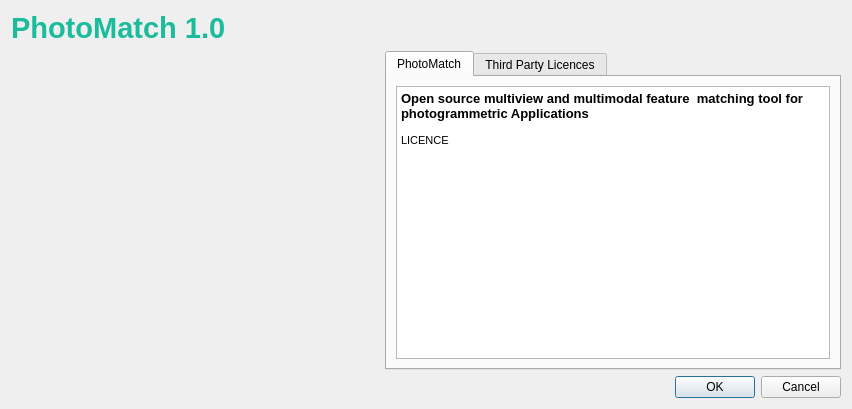
Above: src/fme/ui/AboutDialog.ui from TIDOP-USAL/photomatch before the change. Below: the same form after it.
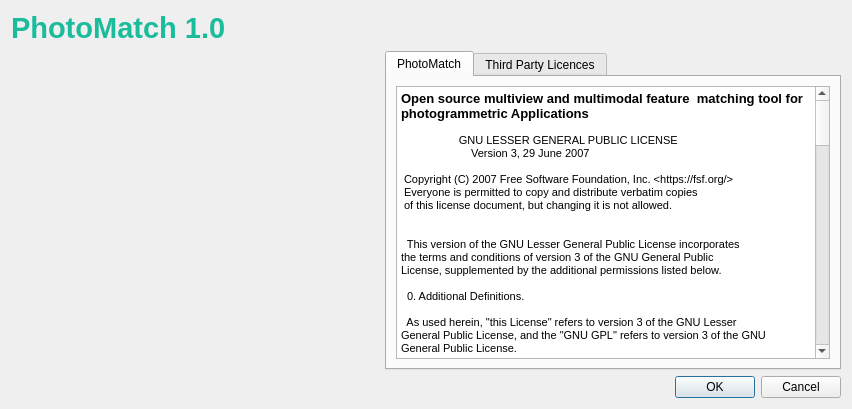
That is the form after the change. Icons and pictures are not drawn.

Commit message: Ground truth tool

```diff
--- a/src/fme/ui/AboutDialog.ui
+++ b/src/fme/ui/AboutDialog.ui
@@ -92,11 +92,176 @@
 &lt;html&gt;&lt;head&gt;&lt;meta name=&quot;qrichtext&quot; content=&quot;1&quot; /&gt;&lt;style type=&quot;text/css&quot;&gt;
 p, li { white-space: pre-wrap; }
 &lt;/style&gt;&lt;/head&gt;&lt;body style=&quot; font-family:'MS Shell Dlg 2'; font-size:8.25pt; font-weight:400; font-style:normal;&quot;&gt;
-&lt;p style=&quot; margin-top:0px; margin-bottom:0px; margin-left:0px; margin-right:0px; -qt-block-indent:0; text-indent:0px;&quot;&gt;&lt;span style=&quot; font-family:'MS Shell Dlg 2'; font-size:10pt; font-weight:600; color:#000000;&quot;&gt;Open source multiview and multimodal feature  matching tool for photogrammetric Applications&lt;/span&gt;&lt;/p&gt;
-&lt;p style=&quot;-qt-paragraph-type:empty; margin-top:0px; margin-bottom:0px; margin-left:0px; margin-right:0px; -qt-block-indent:0; text-indent:0px; font-family:'MS Shell Dlg 2';&quot;&gt;&lt;br /&gt;&lt;/p&gt;
-&lt;p style=&quot; margin-top:0px; margin-bottom:0px; margin-left:0px; margin-right:0px; -qt-block-indent:0; text-indent:0px;&quot;&gt;&lt;span style=&quot; font-family:'MS Shell Dlg 2';&quot;&gt;LICENCE&lt;/span&gt;&lt;/p&gt;
-&lt;p style=&quot;-qt-paragraph-type:empty; margin-top:0px; margin-bottom:0px; margin-left:0px; margin-right:0px; -qt-block-indent:0; text-indent:0px; font-family:'MS Shell Dlg 2';&quot;&gt;&lt;br /&gt;&lt;/p&gt;
-&lt;p style=&quot;-qt-paragraph-type:empty; margin-top:0px; margin-bottom:0px; margin-left:0px; margin-right:0px; -qt-block-indent:0; text-indent:0px; font-family:'MS Shell Dlg 2';&quot;&gt;&lt;br /&gt;&lt;/p&gt;&lt;/body&gt;&lt;/html&gt;</string>
+&lt;p style=&quot; margin-top:0px; margin-bottom:0px; margin-left:0px; margin-right:0px; -qt-block-indent:0; text-indent:0px;&quot;&gt;&lt;span style=&quot; font-size:10pt; font-weight:600; color:#000000;&quot;&gt;Open source multiview and multimodal feature  matching tool for photogrammetric Applications&lt;/span&gt;&lt;/p&gt;
+&lt;p style=&quot;-qt-paragraph-type:empty; margin-top:0px; margin-bottom:0px; margin-left:0px; margin-right:0px; -qt-block-indent:0; text-indent:0px;&quot;&gt;&lt;br /&gt;&lt;/p&gt;
+&lt;p style=&quot; margin-top:0px; margin-bottom:0px; margin-left:0px; margin-right:0px; -qt-block-indent:0; text-indent:0px;&quot;&gt;                   GNU LESSER GENERAL PUBLIC LICENSE&lt;/p&gt;
+&lt;p style=&quot; margin-top:0px; margin-bottom:0px; margin-left:0px; margin-right:0px; -qt-block-indent:0; text-indent:0px;&quot;&gt;                       Version 3, 29 June 2007&lt;/p&gt;
+&lt;p style=&quot;-qt-paragraph-type:empty; margin-top:0px; margin-bottom:0px; margin-left:0px; margin-right:0px; -qt-block-indent:0; text-indent:0px;&quot;&gt;&lt;br /&gt;&lt;/p&gt;
+&lt;p style=&quot; margin-top:0px; margin-bottom:0px; margin-left:0px; margin-right:0px; -qt-block-indent:0; text-indent:0px;&quot;&gt; Copyright (C) 2007 Free Software Foundation, Inc. &amp;lt;https://fsf.org/&amp;gt;&lt;/p&gt;
+&lt;p style=&quot; margin-top:0px; margin-bottom:0px; margin-left:0px; margin-right:0px; -qt-block-indent:0; text-indent:0px;&quot;&gt; Everyone is permitted to copy and distribute verbatim copies&lt;/p&gt;
+&lt;p style=&quot; margin-top:0px; margin-bottom:0px; margin-left:0px; margin-right:0px; -qt-block-indent:0; text-indent:0px;&quot;&gt; of this license document, but changing it is not allowed.&lt;/p&gt;
+&lt;p style=&quot;-qt-paragraph-type:empty; margin-top:0px; margin-bottom:0px; margin-left:0px; margin-right:0px; -qt-block-indent:0; text-indent:0px;&quot;&gt;&lt;br /&gt;&lt;/p&gt;
+&lt;p style=&quot;-qt-paragraph-type:empty; margin-top:0px; margin-bottom:0px; margin-left:0px; margin-right:0px; -qt-block-indent:0; text-indent:0px;&quot;&gt;&lt;br /&gt;&lt;/p&gt;
+&lt;p style=&quot; margin-top:0px; margin-bottom:0px; margin-left:0px; margin-right:0px; -qt-block-indent:0; text-indent:0px;&quot;&gt;  This version of the GNU Lesser General Public License incorporates&lt;/p&gt;
+&lt;p style=&quot; margin-top:0px; margin-bottom:0px; margin-left:0px; margin-right:0px; -qt-block-indent:0; text-indent:0px;&quot;&gt;the terms and conditions of version 3 of the GNU General Public&lt;/p&gt;
+&lt;p style=&quot; margin-top:0px; margin-bottom:0px; margin-left:0px; margin-right:0px; -qt-block-indent:0; text-indent:0px;&quot;&gt;License, supplemented by the additional permissions listed below.&lt;/p&gt;
+&lt;p style=&quot;-qt-paragraph-type:empty; margin-top:0px; margin-bottom:0px; margin-left:0px; margin-right:0px; -qt-block-indent:0; text-indent:0px;&quot;&gt;&lt;br /&gt;&lt;/p&gt;
+&lt;p style=&quot; margin-top:0px; margin-bottom:0px; margin-left:0px; margin-right:0px; -qt-block-indent:0; text-indent:0px;&quot;&gt;  0. Additional Definitions.&lt;/p&gt;
+&lt;p style=&quot;-qt-paragraph-type:empty; margin-top:0px; margin-bottom:0px; margin-left:0px; margin-right:0px; -qt-block-indent:0; text-indent:0px;&quot;&gt;&lt;br /&gt;&lt;/p&gt;
+&lt;p style=&quot; margin-top:0px; margin-bottom:0px; margin-left:0px; margin-right:0px; -qt-block-indent:0; text-indent:0px;&quot;&gt;  As used herein, &amp;quot;this License&amp;quot; refers to version 3 of the GNU Lesser&lt;/p&gt;
+&lt;p style=&quot; margin-top:0px; margin-bottom:0px; margin-left:0px; margin-right:0px; -qt-block-indent:0; text-indent:0px;&quot;&gt;General Public License, and the &amp;quot;GNU GPL&amp;quot; refers to version 3 of the GNU&lt;/p&gt;
+&lt;p style=&quot; margin-top:0px; margin-bottom:0px; margin-left:0px; margin-right:0px; -qt-block-indent:0; text-indent:0px;&quot;&gt;General Public License.&lt;/p&gt;
+&lt;p style=&quot;-qt-paragraph-type:empty; margin-top:0px; margin-bottom:0px; margin-left:0px; margin-right:0px; -qt-block-indent:0; text-indent:0px;&quot;&gt;&lt;br /&gt;&lt;/p&gt;
+&lt;p style=&quot; margin-top:0px; margin-bottom:0px; margin-left:0px; margin-right:0px; -qt-block-indent:0; text-indent:0px;&quot;&gt;  &amp;quot;The Library&amp;quot; refers to a covered work governed by this License,&lt;/p&gt;
+&lt;p style=&quot; margin-top:0px; margin-bottom:0px; margin-left:0px; margin-right:0px; -qt-block-indent:0; text-indent:0px;&quot;&gt;other than an Application or a Combined Work as defined below.&lt;/p&gt;
+&lt;p style=&quot;-qt-paragraph-type:empty; margin-top:0px; margin-bottom:0px; margin-left:0px; margin-right:0px; -qt-block-indent:0; text-indent:0px;&quot;&gt;&lt;br /&gt;&lt;/p&gt;
+&lt;p style=&quot; margin-top:0px; margin-bottom:0px; margin-left:0px; margin-right:0px; -qt-block-indent:0; text-indent:0px;&quot;&gt;  An &amp;quot;Application&amp;quot; is any work that makes use of an interface provided&lt;/p&gt;
+&lt;p style=&quot; margin-top:0px; margin-bottom:0px; margin-left:0px; margin-right:0px; -qt-block-indent:0; text-indent:0px;&quot;&gt;by the Library, but which is not otherwise based on the Library.&lt;/p&gt;
+&lt;p style=&quot; margin-top:0px; margin-bottom:0px; margin-left:0px; margin-right:0px; -qt-block-indent:0; text-indent:0px;&quot;&gt;Defining a subclass of a class defined by the Library is deemed a mode&lt;/p&gt;
+&lt;p style=&quot; margin-top:0px; margin-bottom:0px; margin-left:0px; margin-right:0px; -qt-block-indent:0; text-indent:0px;&quot;&gt;of using an interface provided by the Library.&lt;/p&gt;
+&lt;p style=&quot;-qt-paragraph-type:empty; margin-top:0px; margin-bottom:0px; margin-left:0px; margin-right:0px; -qt-block-indent:0; text-indent:0px;&quot;&gt;&lt;br /&gt;&lt;/p&gt;
+&lt;p style=&quot; margin-top:0px; margin-bottom:0px; margin-left:0px; margin-right:0px; -qt-block-indent:0; text-indent:0px;&quot;&gt;  A &amp;quot;Combined Work&amp;quot; is a work produced by combining or linking an&lt;/p&gt;
+&lt;p style=&quot; margin-top:0px; margin-bottom:0px; margin-left:0px; margin-right:0px; -qt-block-indent:0; text-indent:0px;&quot;&gt;Application with the Library.  The particular version of the Library&lt;/p&gt;
+&lt;p style=&quot; margin-top:0px; margin-bottom:0px; margin-left:0px; margin-right:0px; -qt-block-indent:0; text-indent:0px;&quot;&gt;with which the Combined Work was made is also called the &amp;quot;Linked&lt;/p&gt;
+&lt;p style=&quot; margin-top:0px; margin-bottom:0px; margin-left:0px; margin-right:0px; -qt-block-indent:0; text-indent:0px;&quot;&gt;Version&amp;quot;.&lt;/p&gt;
+&lt;p style=&quot;-qt-paragraph-type:empty; margin-top:0px; margin-bottom:0px; margin-left:0px; margin-right:0px; -qt-block-indent:0; text-indent:0px;&quot;&gt;&lt;br /&gt;&lt;/p&gt;
+&lt;p style=&quot; margin-top:0px; margin-bottom:0px; margin-left:0px; margin-right:0px; -qt-block-indent:0; text-indent:0px;&quot;&gt;  The &amp;quot;Minimal Corresponding Source&amp;quot; for a Combined Work means the&lt;/p&gt;
+&lt;p style=&quot; margin-top:0px; margin-bottom:0px; margin-left:0px; margin-right:0px; -qt-block-indent:0; text-indent:0px;&quot;&gt;Corresponding Source for the Combined Work, excluding any source code&lt;/p&gt;
+&lt;p style=&quot; margin-top:0px; margin-bottom:0px; margin-left:0px; margin-right:0px; -qt-block-indent:0; text-indent:0px;&quot;&gt;for portions of the Combined Work that, considered in isolation, are&lt;/p&gt;
+&lt;p style=&quot; margin-top:0px; margin-bottom:0px; margin-left:0px; margin-right:0px; -qt-block-indent:0; text-indent:0px;&quot;&gt;based on the Application, and not on the Linked Version.&lt;/p&gt;
+&lt;p style=&quot;-qt-paragraph-type:empty; margin-top:0px; margin-bottom:0px; margin-left:0px; margin-right:0px; -qt-block-indent:0; text-indent:0px;&quot;&gt;&lt;br /&gt;&lt;/p&gt;
+&lt;p style=&quot; margin-top:0px; margin-bottom:0px; margin-left:0px; margin-right:0px; -qt-block-indent:0; text-indent:0px;&quot;&gt;  The &amp;quot;Corresponding Application Code&amp;quot; for a Combined Work means the&lt;/p&gt;
+&lt;p style=&quot; margin-top:0px; margin-bottom:0px; margin-left:0px; margin-right:0px; -qt-block-indent:0; text-indent:0px;&quot;&gt;object code and/or source code for the Application, including any data&lt;/p&gt;
+&lt;p style=&quot; margin-top:0px; margin-bottom:0px; margin-left:0px; margin-right:0px; -qt-block-indent:0; text-indent:0px;&quot;&gt;and utility programs needed for reproducing the Combined Work from the&lt;/p&gt;
+&lt;p style=&quot; margin-top:0px; margin-bottom:0px; margin-left:0px; margin-right:0px; -qt-block-indent:0; text-indent:0px;&quot;&gt;Application, but excluding the System Libraries of the Combined Work.&lt;/p&gt;
+&lt;p style=&quot;-qt-paragraph-type:empty; margin-top:0px; margin-bottom:0px; margin-left:0px; margin-right:0px; -qt-block-indent:0; text-indent:0px;&quot;&gt;&lt;br /&gt;&lt;/p&gt;
+&lt;p style=&quot; margin-top:0px; margin-bottom:0px; margin-left:0px; margin-right:0px; -qt-block-indent:0; text-indent:0px;&quot;&gt;  1. Exception to Section 3 of the GNU GPL.&lt;/p&gt;
+&lt;p style=&quot;-qt-paragraph-type:empty; margin-top:0px; margin-bottom:0px; margin-left:0px; margin-right:0px; -qt-block-indent:0; text-indent:0px;&quot;&gt;&lt;br /&gt;&lt;/p&gt;
+&lt;p style=&quot; margin-top:0px; margin-bottom:0px; margin-left:0px; margin-right:0px; -qt-block-indent:0; text-indent:0px;&quot;&gt;  You may convey a covered work under sections 3 and 4 of this License&lt;/p&gt;
+&lt;p style=&quot; margin-top:0px; margin-bottom:0px; margin-left:0px; margin-right:0px; -qt-block-indent:0; text-indent:0px;&quot;&gt;without being bound by section 3 of the GNU GPL.&lt;/p&gt;
+&lt;p style=&quot;-qt-paragraph-type:empty; margin-top:0px; margin-bottom:0px; margin-left:0px; margin-right:0px; -qt-block-indent:0; text-indent:0px;&quot;&gt;&lt;br /&gt;&lt;/p&gt;
+&lt;p style=&quot; margin-top:0px; margin-bottom:0px; margin-left:0px; margin-right:0px; -qt-block-indent:0; text-indent:0px;&quot;&gt;  2. Conveying Modified Versions.&lt;/p&gt;
+&lt;p style=&quot;-qt-paragraph-type:empty; margin-top:0px; margin-bottom:0px; margin-left:0px; margin-right:0px; -qt-block-indent:0; text-indent:0px;&quot;&gt;&lt;br /&gt;&lt;/p&gt;
+&lt;p style=&quot; margin-top:0px; margin-bottom:0px; margin-left:0px; margin-right:0px; -qt-block-indent:0; text-indent:0px;&quot;&gt;  If you modify a copy of the Library, and, in your modifications, a&lt;/p&gt;
+&lt;p style=&quot; margin-top:0px; margin-bottom:0px; margin-left:0px; margin-right:0px; -qt-block-indent:0; text-indent:0px;&quot;&gt;facility refers to a function or data to be supplied by an Application&lt;/p&gt;
+&lt;p style=&quot; margin-top:0px; margin-bottom:0px; margin-left:0px; margin-right:0px; -qt-block-indent:0; text-indent:0px;&quot;&gt;that uses the facility (other than as an argument passed when the&lt;/p&gt;
+&lt;p style=&quot; margin-top:0px; margin-bottom:0px; margin-left:0px; margin-right:0px; -qt-block-indent:0; text-indent:0px;&quot;&gt;facility is invoked), then you may convey a copy of the modified&lt;/p&gt;
+&lt;p style=&quot; margin-top:0px; margin-bottom:0px; margin-left:0px; margin-right:0px; -qt-block-indent:0; text-indent:0px;&quot;&gt;version:&lt;/p&gt;
+&lt;p style=&quot;-qt-paragraph-type:empty; margin-top:0px; margin-bottom:0px; margin-left:0px; margin-right:0px; -qt-block-indent:0; text-indent:0px;&quot;&gt;&lt;br /&gt;&lt;/p&gt;
+&lt;p style=&quot; margin-top:0px; margin-bottom:0px; margin-left:0px; margin-right:0px; -qt-block-indent:0; text-indent:0px;&quot;&gt;   a) under this License, provided that you make a good faith effort to&lt;/p&gt;
+&lt;p style=&quot; margin-top:0px; margin-bottom:0px; margin-left:0px; margin-right:0px; -qt-block-indent:0; text-indent:0px;&quot;&gt;   ensure that, in the event an Application does not supply the&lt;/p&gt;
+&lt;p style=&quot; margin-top:0px; margin-bottom:0px; margin-left:0px; margin-right:0px; -qt-block-indent:0; text-indent:0px;&quot;&gt;   function or data, the facility still operates, and performs&lt;/p&gt;
+&lt;p style=&quot; margin-top:0px; margin-bottom:0px; margin-left:0px; margin-right:0px; -qt-block-indent:0; text-indent:0px;&quot;&gt;   whatever part of its purpose remains meaningful, or&lt;/p&gt;
+&lt;p style=&quot;-qt-paragraph-type:empty; margin-top:0px; margin-bottom:0px; margin-left:0px; margin-right:0px; -qt-block-indent:0; text-indent:0px;&quot;&gt;&lt;br /&gt;&lt;/p&gt;
+&lt;p style=&quot; margin-top:0px; margin-bottom:0px; margin-left:0px; margin-right:0px; -qt-block-indent:0; text-indent:0px;&quot;&gt;   b) under the GNU GPL, with none of the additional permissions of&lt;/p&gt;
+&lt;p style=&quot; margin-top:0px; margin-bottom:0px; margin-left:0px; margin-right:0px; -qt-block-indent:0; text-indent:0px;&quot;&gt;   this License applicable to that copy.&lt;/p&gt;
+&lt;p style=&quot;-qt-paragraph-type:empty; margin-top:0px; margin-bottom:0px; margin-left:0px; margin-right:0px; -qt-block-indent:0; text-indent:0px;&quot;&gt;&lt;br /&gt;&lt;/p&gt;
+&lt;p style=&quot; margin-top:0px; margin-bottom:0px; margin-left:0px; margin-right:0px; -qt-block-indent:0; text-indent:0px;&quot;&gt;  3. Object Code Incorporating Material from Library Header Files.&lt;/p&gt;
+&lt;p style=&quot;-qt-paragraph-type:empty; margin-top:0px; margin-bottom:0px; margin-left:0px; margin-right:0px; -qt-block-indent:0; text-indent:0px;&quot;&gt;&lt;br /&gt;&lt;/p&gt;
+&lt;p style=&quot; margin-top:0px; margin-bottom:0px; margin-left:0px; margin-right:0px; -qt-block-indent:0; text-indent:0px;&quot;&gt;  The object code form of an Application may incorporate material from&lt;/p&gt;
+&lt;p style=&quot; margin-top:0px; margin-bottom:0px; margin-left:0px; margin-right:0px; -qt-block-indent:0; text-indent:0px;&quot;&gt;a header file that is part of the Library.  You may convey such object&lt;/p&gt;
+&lt;p style=&quot; margin-top:0px; margin-bottom:0px; margin-left:0px; margin-right:0px; -qt-block-indent:0; text-indent:0px;&quot;&gt;code under terms of your choice, provided that, if the incorporated&lt;/p&gt;
+&lt;p style=&quot; margin-top:0px; margin-bottom:0px; margin-left:0px; margin-right:0px; -qt-block-indent:0; text-indent:0px;&quot;&gt;material is not limited to numerical parameters, data structure&lt;/p&gt;
+&lt;p style=&quot; margin-top:0px; margin-bottom:0px; margin-left:0px; margin-right:0px; -qt-block-indent:0; text-indent:0px;&quot;&gt;layouts and accessors, or small macros, inline functions and templates&lt;/p&gt;
+&lt;p style=&quot; margin-top:0px; margin-bottom:0px; margin-left:0px; margin-right:0px; -qt-block-indent:0; text-indent:0px;&quot;&gt;(ten or fewer lines in length), you do both of the following:&lt;/p&gt;
+&lt;p style=&quot;-qt-paragraph-type:empty; margin-top:0px; margin-bottom:0px; margin-left:0px; margin-right:0px; -qt-block-indent:0; text-indent:0px;&quot;&gt;&lt;br /&gt;&lt;/p&gt;
+&lt;p style=&quot; margin-top:0px; margin-bottom:0px; margin-left:0px; margin-right:0px; -qt-block-indent:0; text-indent:0px;&quot;&gt;   a) Give prominent notice with each copy of the object code that the&lt;/p&gt;
+&lt;p style=&quot; margin-top:0px; margin-bottom:0px; margin-left:0px; margin-right:0px; -qt-block-indent:0; text-indent:0px;&quot;&gt;   Library is used in it and that the Library and its use are&lt;/p&gt;
+&lt;p style=&quot; margin-top:0px; margin-bottom:0px; margin-left:0px; margin-right:0px; -qt-block-indent:0; text-indent:0px;&quot;&gt;   covered by this License.&lt;/p&gt;
+&lt;p style=&quot;-qt-paragraph-type:empty; margin-top:0px; margin-bottom:0px; margin-left:0px; margin-right:0px; -qt-block-indent:0; text-indent:0px;&quot;&gt;&lt;br /&gt;&lt;/p&gt;
+&lt;p style=&quot; margin-top:0px; margin-bottom:0px; margin-left:0px; margin-right:0px; -qt-block-indent:0; text-indent:0px;&quot;&gt;   b) Accompany the object code with a copy of the GNU GPL and this license&lt;/p&gt;
+&lt;p style=&quot; margin-top:0px; margin-bottom:0px; margin-left:0px; margin-right:0px; -qt-block-indent:0; text-indent:0px;&quot;&gt;   document.&lt;/p&gt;
+&lt;p style=&quot;-qt-paragraph-type:empty; margin-top:0px; margin-bottom:0px; margin-left:0px; margin-right:0px; -qt-block-indent:0; text-indent:0px;&quot;&gt;&lt;br /&gt;&lt;/p&gt;
+&lt;p style=&quot; margin-top:0px; margin-bottom:0px; margin-left:0px; margin-right:0px; -qt-block-indent:0; text-indent:0px;&quot;&gt;  4. Combined Works.&lt;/p&gt;
+&lt;p style=&quot;-qt-paragraph-type:empty; margin-top:0px; margin-bottom:0px; margin-left:0px; margin-right:0px; -qt-block-indent:0; text-indent:0px;&quot;&gt;&lt;br /&gt;&lt;/p&gt;
+&lt;p style=&quot; margin-top:0px; margin-bottom:0px; margin-left:0px; margin-right:0px; -qt-block-indent:0; text-indent:0px;&quot;&gt;  You may convey a Combined Work under terms of your choice that,&lt;/p&gt;
+&lt;p style=&quot; margin-top:0px; margin-bottom:0px; margin-left:0px; margin-right:0px; -qt-block-indent:0; text-indent:0px;&quot;&gt;taken together, effectively do not restrict modification of the&lt;/p&gt;
+&lt;p style=&quot; margin-top:0px; margin-bottom:0px; margin-left:0px; margin-right:0px; -qt-block-indent:0; text-indent:0px;&quot;&gt;portions of the Library contained in the Combined Work and reverse&lt;/p&gt;
+&lt;p style=&quot; margin-top:0px; margin-bottom:0px; margin-left:0px; margin-right:0px; -qt-block-indent:0; text-indent:0px;&quot;&gt;engineering for debugging such modifications, if you also do each of&lt;/p&gt;
+&lt;p style=&quot; margin-top:0px; margin-bottom:0px; margin-left:0px; margin-right:0px; -qt-block-indent:0; text-indent:0px;&quot;&gt;the following:&lt;/p&gt;
+&lt;p style=&quot;-qt-paragraph-type:empty; margin-top:0px; margin-bottom:0px; margin-left:0px; margin-right:0px; -qt-block-indent:0; text-indent:0px;&quot;&gt;&lt;br /&gt;&lt;/p&gt;
+&lt;p style=&quot; margin-top:0px; margin-bottom:0px; margin-left:0px; margin-right:0px; -qt-block-indent:0; text-indent:0px;&quot;&gt;   a) Give prominent notice with each copy of the Combined Work that&lt;/p&gt;
+&lt;p style=&quot; margin-top:0px; margin-bottom:0px; margin-left:0px; margin-right:0px; -qt-block-indent:0; text-indent:0px;&quot;&gt;   the Library is used in it and that the Library and its use are&lt;/p&gt;
+&lt;p style=&quot; margin-top:0px; margin-bottom:0px; margin-left:0px; margin-right:0px; -qt-block-indent:0; text-indent:0px;&quot;&gt;   covered by this License.&lt;/p&gt;
+&lt;p style=&quot;-qt-paragraph-type:empty; margin-top:0px; margin-bottom:0px; margin-left:0px; margin-right:0px; -qt-block-indent:0; text-indent:0px;&quot;&gt;&lt;br /&gt;&lt;/p&gt;
+&lt;p style=&quot; margin-top:0px; margin-bottom:0px; margin-left:0px; margin-right:0px; -qt-block-indent:0; text-indent:0px;&quot;&gt;   b) Accompany the Combined Work with a copy of the GNU GPL and this license&lt;/p&gt;
+&lt;p style=&quot; margin-top:0px; margin-bottom:0px; margin-left:0px; margin-right:0px; -qt-block-indent:0; text-indent:0px;&quot;&gt;   document.&lt;/p&gt;
+&lt;p style=&quot;-qt-paragraph-type:empty; margin-top:0px; margin-bottom:0px; margin-left:0px; margin-right:0px; -qt-block-indent:0; text-indent:0px;&quot;&gt;&lt;br /&gt;&lt;/p&gt;
+&lt;p style=&quot; margin-top:0px; margin-bottom:0px; margin-left:0px; margin-right:0px; -qt-block-indent:0; text-indent:0px;&quot;&gt;   c) For a Combined Work that displays copyright notices during&lt;/p&gt;
+&lt;p style=&quot; margin-top:0px; margin-bottom:0px; margin-left:0px; margin-right:0px; -qt-block-indent:0; text-indent:0px;&quot;&gt;   execution, include the copyright notice for the Library among&lt;/p&gt;
+&lt;p style=&quot; margin-top:0px; margin-bottom:0px; margin-left:0px; margin-right:0px; -qt-block-indent:0; text-indent:0px;&quot;&gt;   these notices, as well as a reference directing the user to the&lt;/p&gt;
+&lt;p style=&quot; margin-top:0px; margin-bottom:0px; margin-left:0px; margin-right:0px; -qt-block-indent:0; text-indent:0px;&quot;&gt;   copies of the GNU GPL and this license document.&lt;/p&gt;
+&lt;p style=&quot;-qt-paragraph-type:empty; margin-top:0px; margin-bottom:0px; margin-left:0px; margin-right:0px; -qt-block-indent:0; text-indent:0px;&quot;&gt;&lt;br /&gt;&lt;/p&gt;
+&lt;p style=&quot; margin-top:0px; margin-bottom:0px; margin-left:0px; margin-right:0px; -qt-block-indent:0; text-indent:0px;&quot;&gt;   d) Do one of the following:&lt;/p&gt;
+&lt;p style=&quot;-qt-paragraph-type:empty; margin-top:0px; margin-bottom:0px; margin-left:0px; margin-right:0px; -qt-block-indent:0; text-indent:0px;&quot;&gt;&lt;br /&gt;&lt;/p&gt;
+&lt;p style=&quot; margin-top:0px; margin-bottom:0px; margin-left:0px; margin-right:0px; -qt-block-indent:0; text-indent:0px;&quot;&gt;       0) Convey the Minimal Corresponding Source under the terms of this&lt;/p&gt;
+&lt;p style=&quot; margin-top:0px; margin-bottom:0px; margin-left:0px; margin-right:0px; -qt-block-indent:0; text-indent:0px;&quot;&gt;       License, and the Corresponding Application Code in a form&lt;/p&gt;
+&lt;p style=&quot; margin-top:0px; margin-bottom:0px; margin-left:0px; margin-right:0px; -qt-block-indent:0; text-indent:0px;&quot;&gt;       suitable for, and under terms that permit, the user to&lt;/p&gt;
+&lt;p style=&quot; margin-top:0px; margin-bottom:0px; margin-left:0px; margin-right:0px; -qt-block-indent:0; text-indent:0px;&quot;&gt;       recombine or relink the Application with a modified version of&lt;/p&gt;
+&lt;p style=&quot; margin-top:0px; margin-bottom:0px; margin-left:0px; margin-right:0px; -qt-block-indent:0; text-indent:0px;&quot;&gt;       the Linked Version to produce a modified Combined Work, in the&lt;/p&gt;
+&lt;p style=&quot; margin-top:0px; margin-bottom:0px; margin-left:0px; margin-right:0px; -qt-block-indent:0; text-indent:0px;&quot;&gt;       manner specified by section 6 of the GNU GPL for conveying&lt;/p&gt;
+&lt;p style=&quot; margin-top:0px; margin-bottom:0px; margin-left:0px; margin-right:0px; -qt-block-indent:0; text-indent:0px;&quot;&gt;       Corresponding Source.&lt;/p&gt;
+&lt;p style=&quot;-qt-paragraph-type:empty; margin-top:0px; margin-bottom:0px; margin-left:0px; margin-right:0px; -qt-block-indent:0; text-indent:0px;&quot;&gt;&lt;br /&gt;&lt;/p&gt;
+&lt;p style=&quot; margin-top:0px; margin-bottom:0px; margin-left:0px; margin-right:0px; -qt-block-indent:0; text-indent:0px;&quot;&gt;       1) Use a suitable shared library mechanism for linking with the&lt;/p&gt;
+&lt;p style=&quot; margin-top:0px; margin-bottom:0px; margin-left:0px; margin-right:0px; -qt-block-indent:0; text-indent:0px;&quot;&gt;       Library.  A suitable mechanism is one that (a) uses at run time&lt;/p&gt;
+&lt;p style=&quot; margin-top:0px; margin-bottom:0px; margin-left:0px; margin-right:0px; -qt-block-indent:0; text-indent:0px;&quot;&gt;       a copy of the Library already present on the user's computer&lt;/p&gt;
+&lt;p style=&quot; margin-top:0px; margin-bottom:0px; margin-left:0px; margin-right:0px; -qt-block-indent:0; text-indent:0px;&quot;&gt;       system, and (b) will operate properly with a modified version&lt;/p&gt;
+&lt;p style=&quot; margin-top:0px; margin-bottom:0px; margin-left:0px; margin-right:0px; -qt-block-indent:0; text-indent:0px;&quot;&gt;       of the Library that is interface-compatible with the Linked&lt;/p&gt;
+&lt;p style=&quot; margin-top:0px; margin-bottom:0px; margin-left:0px; margin-right:0px; -qt-block-indent:0; text-indent:0px;&quot;&gt;       Version.&lt;/p&gt;
+&lt;p style=&quot;-qt-paragraph-type:empty; margin-top:0px; margin-bottom:0px; margin-left:0px; margin-right:0px; -qt-block-indent:0; text-indent:0px;&quot;&gt;&lt;br /&gt;&lt;/p&gt;
+&lt;p style=&quot; margin-top:0px; margin-bottom:0px; margin-left:0px; margin-right:0px; -qt-block-indent:0; text-indent:0px;&quot;&gt;   e) Provide Installation Information, but only if you would otherwise&lt;/p&gt;
+&lt;p style=&quot; margin-top:0px; margin-bottom:0px; margin-left:0px; margin-right:0px; -qt-block-indent:0; text-indent:0px;&quot;&gt;   be required to provide such information under section 6 of the&lt;/p&gt;
+&lt;p style=&quot; margin-top:0px; margin-bottom:0px; margin-left:0px; margin-right:0px; -qt-block-indent:0; text-indent:0px;&quot;&gt;   GNU GPL, and only to the extent that such information is&lt;/p&gt;
+&lt;p style=&quot; margin-top:0px; margin-bottom:0px; margin-left:0px; margin-right:0px; -qt-block-indent:0; text-indent:0px;&quot;&gt;   necessary to install and execute a modified version of the&lt;/p&gt;
+&lt;p style=&quot; margin-top:0px; margin-bottom:0px; margin-left:0px; margin-right:0px; -qt-block-indent:0; text-indent:0px;&quot;&gt;   Combined Work produced by recombining or relinking the&lt;/p&gt;
+&lt;p style=&quot; margin-top:0px; margin-bottom:0px; margin-left:0px; margin-right:0px; -qt-block-indent:0; text-indent:0px;&quot;&gt;   Application with a modified version of the Linked Version. (If&lt;/p&gt;
+&lt;p style=&quot; margin-top:0px; margin-bottom:0px; margin-left:0px; margin-right:0px; -qt-block-indent:0; text-indent:0px;&quot;&gt;   you use option 4d0, the Installation Information must accompany&lt;/p&gt;
+&lt;p style=&quot; margin-top:0px; margin-bottom:0px; margin-left:0px; margin-right:0px; -qt-block-indent:0; text-indent:0px;&quot;&gt;   the Minimal Corresponding Source and Corresponding Application&lt;/p&gt;
+&lt;p style=&quot; margin-top:0px; margin-bottom:0px; margin-left:0px; margin-right:0px; -qt-block-indent:0; text-indent:0px;&quot;&gt;   Code. If you use option 4d1, you must provide the Installation&lt;/p&gt;
+&lt;p style=&quot; margin-top:0px; margin-bottom:0px; margin-left:0px; margin-right:0px; -qt-block-indent:0; text-indent:0px;&quot;&gt;   Information in the manner specified by section 6 of the GNU GPL&lt;/p&gt;
+&lt;p style=&quot; margin-top:0px; margin-bottom:0px; margin-left:0px; margin-right:0px; -qt-block-indent:0; text-indent:0px;&quot;&gt;   for conveying Corresponding Source.)&lt;/p&gt;
+&lt;p style=&quot;-qt-paragraph-type:empty; margin-top:0px; margin-bottom:0px; margin-left:0px; margin-right:0px; -qt-block-indent:0; text-indent:0px;&quot;&gt;&lt;br /&gt;&lt;/p&gt;
+&lt;p style=&quot; margin-top:0px; margin-bottom:0px; margin-left:0px; margin-right:0px; -qt-block-indent:0; text-indent:0px;&quot;&gt;  5. Combined Libraries.&lt;/p&gt;
+&lt;p style=&quot;-qt-paragraph-type:empty; margin-top:0px; margin-bottom:0px; margin-left:0px; margin-right:0px; -qt-block-indent:0; text-indent:0px;&quot;&gt;&lt;br /&gt;&lt;/p&gt;
+&lt;p style=&quot; margin-top:0px; margin-bottom:0px; margin-left:0px; margin-right:0px; -qt-block-indent:0; text-indent:0px;&quot;&gt;  You may place library facilities that are a work based on the&lt;/p&gt;
+&lt;p style=&quot; margin-top:0px; margin-bottom:0px; margin-left:0px; margin-right:0px; -qt-block-indent:0; text-indent:0px;&quot;&gt;Library side by side in a single library together with other library&lt;/p&gt;
+&lt;p style=&quot; margin-top:0px; margin-bottom:0px; margin-left:0px; margin-right:0px; -qt-block-indent:0; text-indent:0px;&quot;&gt;facilities that are not Applications and are not covered by this&lt;/p&gt;
+&lt;p style=&quot; margin-top:0px; margin-bottom:0px; margin-left:0px; margin-right:0px; -qt-block-indent:0; text-indent:0px;&quot;&gt;License, and convey such a combined library under terms of your&lt;/p&gt;
+&lt;p style=&quot; margin-top:0px; margin-bottom:0px; margin-left:0px; margin-right:0px; -qt-block-indent:0; text-indent:0px;&quot;&gt;choice, if you do both of the following:&lt;/p&gt;
+&lt;p style=&quot;-qt-paragraph-type:empty; margin-top:0px; margin-bottom:0px; margin-left:0px; margin-right:0px; -qt-block-indent:0; text-indent:0px;&quot;&gt;&lt;br /&gt;&lt;/p&gt;
+&lt;p style=&quot; margin-top:0px; margin-bottom:0px; margin-left:0px; margin-right:0px; -qt-block-indent:0; text-indent:0px;&quot;&gt;   a) Accompany the combined library with a copy of the same work based&lt;/p&gt;
+&lt;p style=&quot; margin-top:0px; margin-bottom:0px; margin-left:0px; margin-right:0px; -qt-block-indent:0; text-indent:0px;&quot;&gt;   on the Library, uncombined with any other library facilities,&lt;/p&gt;
+&lt;p style=&quot; margin-top:0px; margin-bottom:0px; margin-left:0px; margin-right:0px; -qt-block-indent:0; text-indent:0px;&quot;&gt;   conveyed under the terms of this License.&lt;/p&gt;
+&lt;p style=&quot;-qt-paragraph-type:empty; margin-top:0px; margin-bottom:0px; margin-left:0px; margin-right:0px; -qt-block-indent:0; text-indent:0px;&quot;&gt;&lt;br /&gt;&lt;/p&gt;
+&lt;p style=&quot; margin-top:0px; margin-bottom:0px; margin-left:0px; margin-right:0px; -qt-block-indent:0; text-indent:0px;&quot;&gt;   b) Give prominent notice with the combined library that part of it&lt;/p&gt;
+&lt;p style=&quot; margin-top:0px; margin-bottom:0px; margin-left:0px; margin-right:0px; -qt-block-indent:0; text-indent:0px;&quot;&gt;   is a work based on the Library, and explaining where to find the&lt;/p&gt;
+&lt;p style=&quot; margin-top:0px; margin-bottom:0px; margin-left:0px; margin-right:0px; -qt-block-indent:0; text-indent:0px;&quot;&gt;   accompanying uncombined form of the same work.&lt;/p&gt;
+&lt;p style=&quot;-qt-paragraph-type:empty; margin-top:0px; margin-bottom:0px; margin-left:0px; margin-right:0px; -qt-block-indent:0; text-indent:0px;&quot;&gt;&lt;br /&gt;&lt;/p&gt;
+&lt;p style=&quot; margin-top:0px; margin-bottom:0px; margin-left:0px; margin-right:0px; -qt-block-indent:0; text-indent:0px;&quot;&gt;  6. Revised Versions of the GNU Lesser General Public License.&lt;/p&gt;
+&lt;p style=&quot;-qt-paragraph-type:empty; margin-top:0px; margin-bottom:0px; margin-left:0px; margin-right:0px; -qt-block-indent:0; text-indent:0px;&quot;&gt;&lt;br /&gt;&lt;/p&gt;
+&lt;p style=&quot; margin-top:0px; margin-bottom:0px; margin-left:0px; margin-right:0px; -qt-block-indent:0; text-indent:0px;&quot;&gt;  The Free Software Foundation may publish revised and/or new versions&lt;/p&gt;
+&lt;p style=&quot; margin-top:0px; margin-bottom:0px; margin-left:0px; margin-right:0px; -qt-block-indent:0; text-indent:0px;&quot;&gt;of the GNU Lesser General Public License from time to time. Such new&lt;/p&gt;
+&lt;p style=&quot; margin-top:0px; margin-bottom:0px; margin-left:0px; margin-right:0px; -qt-block-indent:0; text-indent:0px;&quot;&gt;versions will be similar in spirit to the present version, but may&lt;/p&gt;
+&lt;p style=&quot; margin-top:0px; margin-bottom:0px; margin-left:0px; margin-right:0px; -qt-block-indent:0; text-indent:0px;&quot;&gt;differ in detail to address new problems or concerns.&lt;/p&gt;
+&lt;p style=&quot;-qt-paragraph-type:empty; margin-top:0px; margin-bottom:0px; margin-left:0px; margin-right:0px; -qt-block-indent:0; text-indent:0px;&quot;&gt;&lt;br /&gt;&lt;/p&gt;
+&lt;p style=&quot; margin-top:0px; margin-bottom:0px; margin-left:0px; margin-right:0px; -qt-block-indent:0; text-indent:0px;&quot;&gt;  Each version is given a distinguishing version number. If the&lt;/p&gt;
+&lt;p style=&quot; margin-top:0px; margin-bottom:0px; margin-left:0px; margin-right:0px; -qt-block-indent:0; text-indent:0px;&quot;&gt;Library as you received it specifies that a certain numbered version&lt;/p&gt;
+&lt;p style=&quot; margin-top:0px; margin-bottom:0px; margin-left:0px; margin-right:0px; -qt-block-indent:0; text-indent:0px;&quot;&gt;of the GNU Lesser General Public License &amp;quot;or any later version&amp;quot;&lt;/p&gt;
+&lt;p style=&quot; margin-top:0px; margin-bottom:0px; margin-left:0px; margin-right:0px; -qt-block-indent:0; text-indent:0px;&quot;&gt;applies to it, you have the option of following the terms and&lt;/p&gt;
+&lt;p style=&quot; margin-top:0px; margin-bottom:0px; margin-left:0px; margin-right:0px; -qt-block-indent:0; text-indent:0px;&quot;&gt;conditions either of that published version or of any later version&lt;/p&gt;
+&lt;p style=&quot; margin-top:0px; margin-bottom:0px; margin-left:0px; margin-right:0px; -qt-block-indent:0; text-indent:0px;&quot;&gt;published by the Free Software Foundation. If the Library as you&lt;/p&gt;
+&lt;p style=&quot; margin-top:0px; margin-bottom:0px; margin-left:0px; margin-right:0px; -qt-block-indent:0; text-indent:0px;&quot;&gt;received it does not specify a version number of the GNU Lesser&lt;/p&gt;
+&lt;p style=&quot; margin-top:0px; margin-bottom:0px; margin-left:0px; margin-right:0px; -qt-block-indent:0; text-indent:0px;&quot;&gt;General Public License, you may choose any version of the GNU Lesser&lt;/p&gt;
+&lt;p style=&quot; margin-top:0px; margin-bottom:0px; margin-left:0px; margin-right:0px; -qt-block-indent:0; text-indent:0px;&quot;&gt;General Public License ever published by the Free Software Foundation.&lt;/p&gt;
+&lt;p style=&quot;-qt-paragraph-type:empty; margin-top:0px; margin-bottom:0px; margin-left:0px; margin-right:0px; -qt-block-indent:0; text-indent:0px;&quot;&gt;&lt;br /&gt;&lt;/p&gt;
+&lt;p style=&quot; margin-top:0px; margin-bottom:0px; margin-left:0px; margin-right:0px; -qt-block-indent:0; text-indent:0px;&quot;&gt;  If the Library as you received it specifies that a proxy can decide&lt;/p&gt;
+&lt;p style=&quot; margin-top:0px; margin-bottom:0px; margin-left:0px; margin-right:0px; -qt-block-indent:0; text-indent:0px;&quot;&gt;whether future versions of the GNU Lesser General Public License shall&lt;/p&gt;
+&lt;p style=&quot; margin-top:0px; margin-bottom:0px; margin-left:0px; margin-right:0px; -qt-block-indent:0; text-indent:0px;&quot;&gt;apply, that proxy's public statement of acceptance of any version is&lt;/p&gt;
+&lt;p style=&quot; margin-top:0px; margin-bottom:0px; margin-left:0px; margin-right:0px; -qt-block-indent:0; text-indent:0px;&quot;&gt;permanent authorization for you to choose that version for the&lt;/p&gt;
+&lt;p style=&quot; margin-top:0px; margin-bottom:0px; margin-left:0px; margin-right:0px; -qt-block-indent:0; text-indent:0px;&quot;&gt;Library.&lt;/p&gt;
+&lt;p style=&quot;-qt-paragraph-type:empty; margin-top:0px; margin-bottom:0px; margin-left:0px; margin-right:0px; -qt-block-indent:0; text-indent:0px;&quot;&gt;&lt;br /&gt;&lt;/p&gt;
+&lt;p style=&quot;-qt-paragraph-type:empty; margin-top:0px; margin-bottom:0px; margin-left:0px; margin-right:0px; -qt-block-indent:0; text-indent:0px;&quot;&gt;&lt;br /&gt;&lt;/p&gt;
+&lt;p style=&quot;-qt-paragraph-type:empty; margin-top:0px; margin-bottom:0px; margin-left:0px; margin-right:0px; -qt-block-indent:0; text-indent:0px;&quot;&gt;&lt;br /&gt;&lt;/p&gt;&lt;/body&gt;&lt;/html&gt;</string>
          </property>
         </widget>
        </item>
```
The commit also changes 46 other files.
